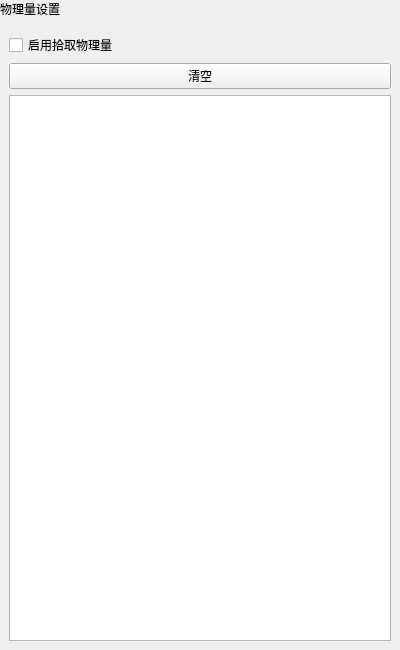
First picture: the form in plugins/Base_PostProcessing/ProbeSettingsWidget.ui, repository asd977/base_cae, before the edit.
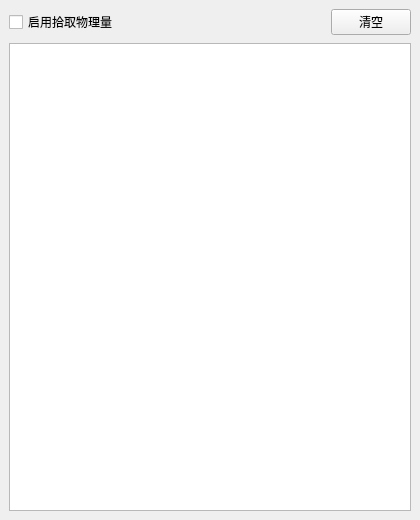
Second picture: the form after the edit.

Commit message: Clean postprocessing probe and nephogram UI

The edit to the form file:
```diff
--- a/plugins/Base_PostProcessing/ProbeSettingsWidget.ui
+++ b/plugins/Base_PostProcessing/ProbeSettingsWidget.ui
@@ -6,8 +6,8 @@
    <rect>
     <x>0</x>
     <y>0</y>
-    <width>400</width>
-    <height>650</height>
+    <width>420</width>
+    <height>520</height>
    </rect>
   </property>
   <property name="windowTitle">
@@ -15,33 +15,6 @@
   </property>
   <layout class="QVBoxLayout" name="verticalLayout">
    <property name="leftMargin">
-    <number>0</number>
-   </property>
-   <property name="topMargin">
-    <number>0</number>
-   </property>
-   <property name="rightMargin">
-    <number>0</number>
-   </property>
-   <property name="bottomMargin">
-    <number>0</number>
-   </property>
-   <item>
-    <widget class="QLabel" name="pageHeaderLabel">
-     <property name="sizePolicy">
-      <sizepolicy hsizetype="Preferred" vsizetype="Fixed">
-       <horstretch>0</horstretch>
-       <verstretch>0</verstretch>
-      </sizepolicy>
-     </property>
-     <property name="text">
-      <string>物理量设置</string>
-     </property>
-    </widget>
-   </item>
-   <item>
-    <layout class="QVBoxLayout" name="contentLayout">
-     <property name="leftMargin">
       <number>9</number>
      </property>
      <property name="topMargin">
@@ -54,7 +27,12 @@
       <number>9</number>
      </property>
      <property name="spacing">
-      <number>6</number>
+    <number>8</number>
+   </property>
+   <item>
+    <layout class="QHBoxLayout" name="toolbarLayout">
+     <property name="spacing">
+      <number>8</number>
      </property>
      <item>
       <widget class="QCheckBox" name="enableProbeCheckBox">
@@ -63,6 +41,19 @@
        </property>
       </widget>
      </item>
+     <item>
+      <spacer name="toolbarSpacer">
+       <property name="orientation">
+        <enum>Qt::Orientation::Horizontal</enum>
+       </property>
+       <property name="sizeHint" stdset="0">
+        <size>
+         <width>40</width>
+         <height>20</height>
+        </size>
+       </property>
+      </spacer>
+     </item>
      <item>
       <widget class="QPushButton" name="clearPushButton">
        <property name="text">
@@ -70,6 +61,8 @@
        </property>
       </widget>
      </item>
+    </layout>
+   </item>
      <item>
       <widget class="QTableWidget" name="probeTable">
        <attribute name="horizontalHeaderStretchLastSection">
@@ -84,8 +77,6 @@
       </widget>
      </item>
     </layout>
-   </item>
-  </layout>
  </widget>
  <resources />
  <connections />
```
Left out of the diff: 15 changed lines with no effect on the pictures. Lines whose indentation alone changed are shown as unchanged. The commit also changes 5 other files.
